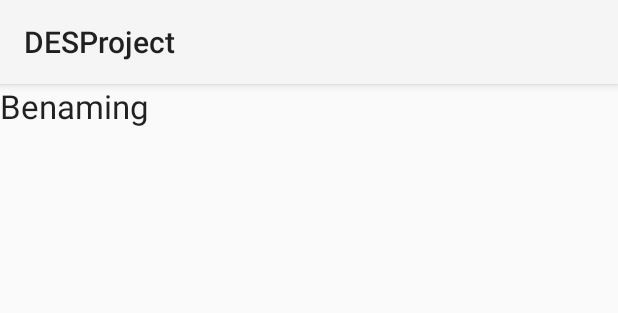
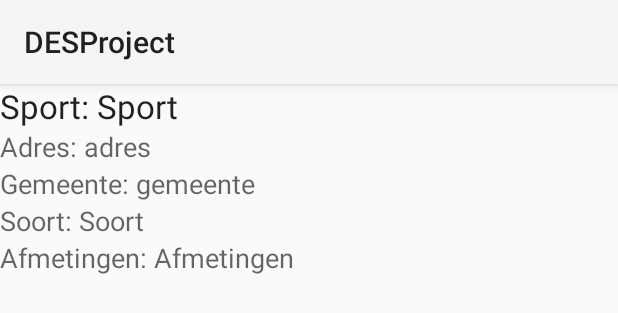
Before and after one commit to wouterDumon/2NMCT_project2015_dumon_wouter, an Android app: the layout row_detail.xml on its own in the app's theme, with its tools: preview values and no code run, on a phone screen of 412 x 824 dp. Shown: the top 313 px of the screen. Run offline under Robolectric (Android 15) with nearby library versions, the phone set to English and light mode, and no system bars.

Commit message:
DetailListView Af
TODO:
- FILTER GUI maken
-Filter Code maken
Gui opmaken
Extra: Dubbele data (2x voetbalveld) veranderen dat hij maar 1x toont en
X2 erbij zet indien zelfde data

```diff
--- a/DESProject/app/src/main/res/layout/row_detail.xml
+++ b/DESProject/app/src/main/res/layout/row_detail.xml
@@ -7,8 +7,97 @@
         android:layout_width="wrap_content"
         android:layout_height="wrap_content"
         android:textAppearance="?android:attr/textAppearanceLarge"
-        android:text="Benaming"
-        android:id="@+id/txtBenaming"
+        android:text="Sport"
+        android:id="@+id/txtSport"
+        android:layout_alignParentTop="true"
+        android:layout_toEndOf="@+id/Sport" />
+
+    <TextView
+        android:layout_width="wrap_content"
+        android:layout_height="wrap_content"
+        android:textAppearance="?android:attr/textAppearanceMedium"
+        android:text="adres"
+        android:id="@+id/txtAdres"
+        android:layout_below="@+id/Sport"
+        android:layout_toEndOf="@+id/textView" />
+
+    <TextView
+        android:layout_width="wrap_content"
+        android:layout_height="wrap_content"
+        android:textAppearance="?android:attr/textAppearanceMedium"
+        android:text="gemeente"
+        android:id="@+id/txtGemeente"
+        android:layout_below="@+id/txtAdres"
+        android:layout_toEndOf="@+id/textView2" />
+
+    <TextView
+        android:layout_width="wrap_content"
+        android:layout_height="wrap_content"
+        android:textAppearance="?android:attr/textAppearanceMedium"
+        android:text="Soort"
+        android:id="@+id/txtSoort"
+        android:layout_below="@+id/txtGemeente"
+        android:layout_toEndOf="@+id/textView3" />
+
+    <TextView
+        android:layout_width="wrap_content"
+        android:layout_height="wrap_content"
+        android:textAppearance="?android:attr/textAppearanceMedium"
+        android:text="Afmetingen"
+        android:id="@+id/txtAfmetingen"
+        android:layout_below="@+id/txtSoort"
+        android:layout_toEndOf="@+id/textView4" />
+
+    <TextView
+        android:layout_width="wrap_content"
+        android:layout_height="wrap_content"
+        android:textAppearance="?android:attr/textAppearanceLarge"
+        android:text="Sport: "
+        android:id="@+id/Sport"
         android:layout_alignParentTop="true"
         android:layout_alignParentStart="true" />
+
+    <TextView
+        android:layout_width="wrap_content"
+        android:layout_height="wrap_content"
+        android:textAppearance="?android:attr/textAppearanceMedium"
+        android:text="Adres: "
+        android:id="@+id/textView"
+        android:layout_below="@+id/txtSport"
+        android:layout_alignParentStart="true" />
+
+    <TextView
+        android:layout_width="wrap_content"
+        android:layout_height="wrap_content"
+        android:textAppearance="?android:attr/textAppearanceMedium"
+        android:text="Gemeente: "
+        android:id="@+id/textView2"
+        android:layout_below="@+id/textView"
+        android:layout_alignParentStart="true" />
+
+    <TextView
+        android:layout_width="wrap_content"
+        android:layout_height="wrap_content"
+        android:textAppearance="?android:attr/textAppearanceMedium"
+        android:text="Soort: "
+        android:id="@+id/textView3"
+        android:layout_below="@+id/textView2"
+        android:layout_alignParentStart="true" />
+
+    <TextView
+        android:layout_width="wrap_content"
+        android:layout_height="wrap_content"
+        android:textAppearance="?android:attr/textAppearanceMedium"
+        android:text="Afmetingen: "
+        android:id="@+id/textView4"
+        android:layout_below="@+id/textView3"
+        android:layout_alignParentStart="true" />
+
+    <Space
+        android:layout_width="20px"
+        android:layout_height="40px"
+        android:layout_below="@+id/txtAfmetingen"
+        android:layout_alignParentStart="true"
+        android:layout_alignParentEnd="true" />
+
 </RelativeLayout>
```
Also changed, not shown: DESProject/app/src/main/java/nmct/howest/be/desproject/DetailFragment.java (+22 -65 lines), DESProject/app/src/main/res/layout/fragment_detail.xml (+10 -1 lines).
